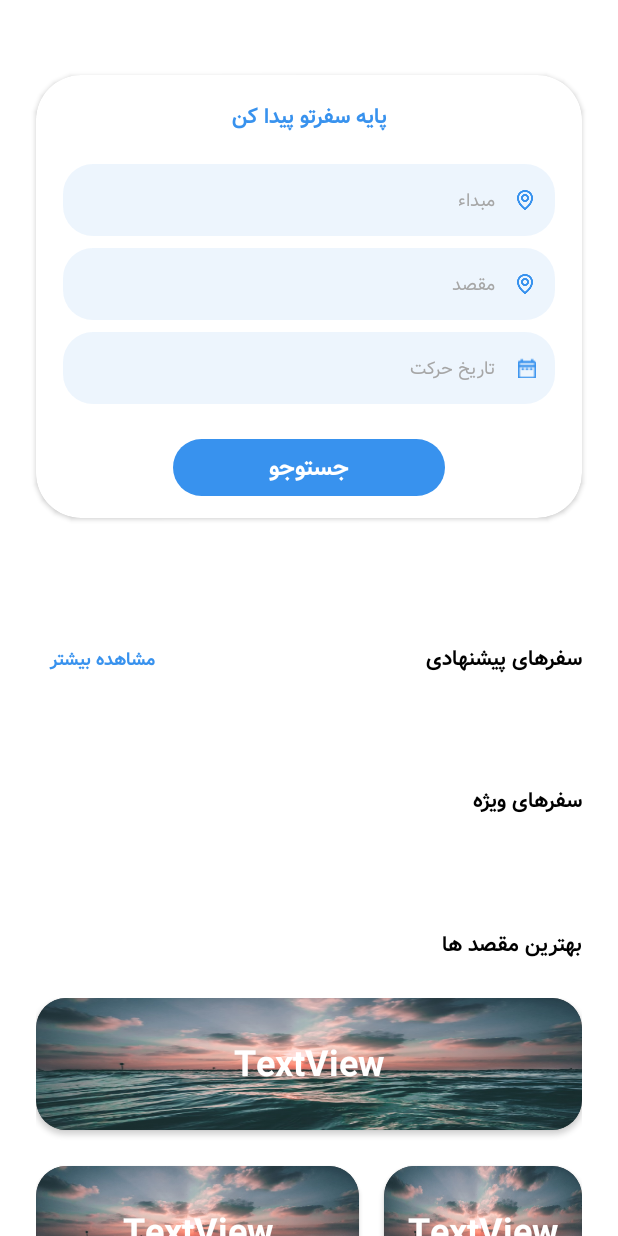
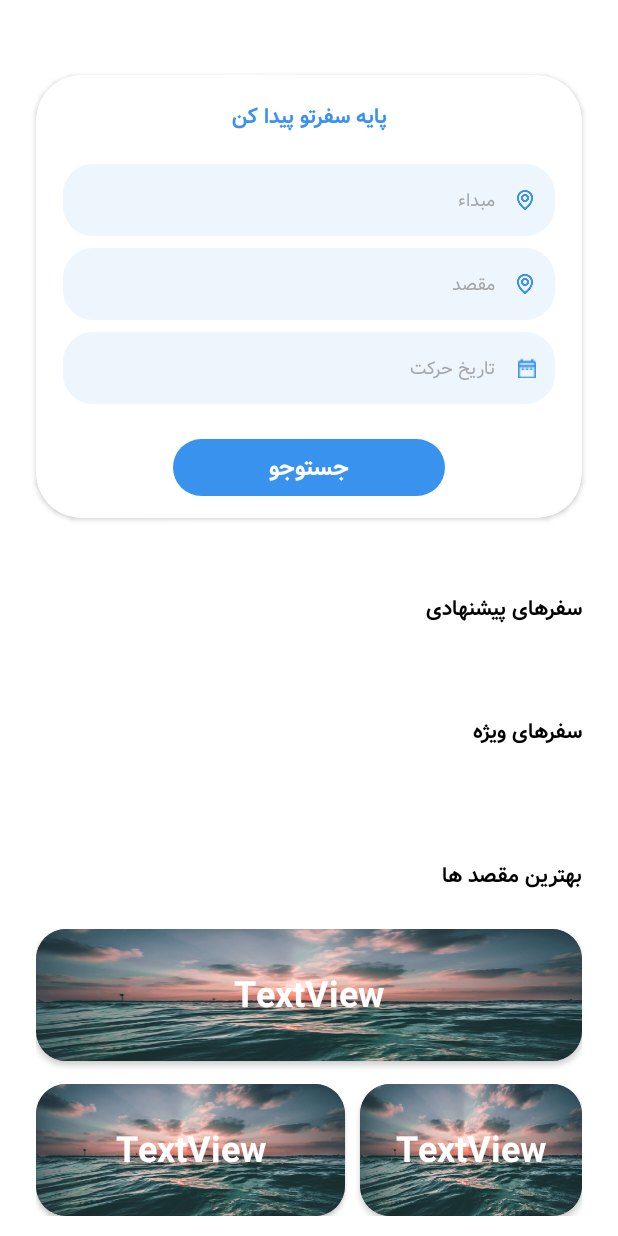
Before and after one commit to sinaata25/hamsafar, an Android app: the fragment DiscoveryFragment shown on its own in the app's theme, on a phone screen of 412 x 824 dp. Run offline under Robolectric (Android 15) with nearby library versions, the phone set to English and light mode, and no system bars; our stand-ins replace Volley; libraries missing offline, so code that uses them is left out: ir.hamsaa.persiandatepicker; network calls fail.

Commit message:
Reza: some layout edite and ad post page layout

```diff
--- a/app/src/main/res/layout/city_picker.xml
+++ b/app/src/main/res/layout/city_picker.xml
@@ -14,7 +14,7 @@
         android:background="@drawable/cardstyle6"
         android:fontFamily="@font/vazir"
         android:gravity="center_vertical|right"
-        android:hint="@string/origin"
+        android:hint="جستوجو شهر"
         android:inputType="textPersonName"
         android:maxLength="50"
         android:paddingRight="40dp"
--- a/app/src/main/res/layout/discovery_page.xml
+++ b/app/src/main/res/layout/discovery_page.xml
@@ -155,42 +155,21 @@
 
     </androidx.cardview.widget.CardView>
 
-    <LinearLayout
-        android:id="@+id/linemore"
-        android:layout_width="match_parent"
-        android:layout_height="wrap_content"
-        android:orientation="horizontal"
-        app:layout_constraintEnd_toEndOf="parent"
-        app:layout_constraintStart_toStartOf="parent"
-        app:layout_constraintTop_toBottomOf="@id/search"
-        android:layout_marginTop="70dp"
-        android:layout_marginHorizontal="24dp"
-        >
-        <Button
-            android:id="@+id/button"
-            android:layout_width="wrap_content"
-            android:layout_height="wrap_content"
-            android:text="@string/see_more"
-            android:textSize="12sp"
-            android:fontFamily="@font/vazir_bold"
-            android:textColor="@color/primary_blue"
-            android:background="@null"
-            />
 
         <TextView
             android:id="@+id/textView7"
             android:layout_width="wrap_content"
             android:layout_height="wrap_content"
             android:layout_weight="1"
+            android:fontFamily="@font/vazir_bold"
             android:gravity="right"
             android:text="@string/suggestion"
-            android:fontFamily="@font/vazir_bold"
+            android:textColor="@color/black"
             android:textSize="14sp"
-            android:textColor="@color/black"
-            />
-
-
-    </LinearLayout>
+            android:layout_marginTop="48dp"
+            android:layout_marginRight="24dp"
+            app:layout_constraintEnd_toEndOf="parent"
+            app:layout_constraintTop_toBottomOf="@+id/search" />
 
         <androidx.recyclerview.widget.RecyclerView
             android:id="@+id/suggestion"
@@ -199,7 +178,7 @@
             android:layout_marginTop="10dp"
             android:orientation="horizontal"
             app:layout_constraintEnd_toEndOf="parent"
-            app:layout_constraintTop_toBottomOf="@id/linemore">
+            app:layout_constraintTop_toBottomOf="@id/textView7">
 
         </androidx.recyclerview.widget.RecyclerView>
 
@@ -251,15 +230,16 @@
             app:layout_constraintTop_toBottomOf="@id/best_dest"
             >
 
+            <LinearLayout
+                android:layout_width="match_parent"
+                android:layout_height="match_parent"
+                android:orientation="vertical">
+
                 <androidx.cardview.widget.CardView
                     android:id="@+id/card1"
-                app:cardCornerRadius="20dp"
                     android:layout_width="match_parent"
                     android:layout_height="88dp"
-                app:layout_constraintEnd_toEndOf="parent"
-                app:layout_constraintStart_toStartOf="parent"
-                app:layout_constraintTop_toTopOf="parent"
-                >
+                    app:cardCornerRadius="20dp">
 
                     <ImageView
                         android:id="@+id/img1"
@@ -273,32 +253,36 @@
                         android:layout_height="match_parent">
 
                         <TextView
-                        app:layout_constraintTop_toTopOf="parent"
+                            android:id="@+id/text_img1"
+                            android:layout_width="wrap_content"
+                            android:layout_height="wrap_content"
+                            android:fontFamily="@font/vazir_bold"
+                            android:text="TextView"
+                            android:textColor="@color/white"
+                            android:textSize="24sp"
                             app:layout_constraintBottom_toBottomOf="parent"
                             app:layout_constraintEnd_toEndOf="parent"
                             app:layout_constraintStart_toStartOf="parent"
-                        android:id="@+id/text_img1"
-                        android:layout_width="wrap_content"
-                        android:layout_height="wrap_content"
-                        android:text="TextView"
-                        android:fontFamily="@font/vazir_bold"
-                        android:textColor="@color/white"
-                        android:textSize="24sp"/>
+                            app:layout_constraintTop_toTopOf="parent" />
                     </androidx.constraintlayout.widget.ConstraintLayout>
                 </androidx.cardview.widget.CardView>
 
+                <LinearLayout
+                    android:layout_width="match_parent"
+                    android:layout_height="wrap_content"
+                    android:orientation="horizontal"
+                    android:layout_marginTop="15dp">
+
                     <androidx.cardview.widget.CardView
                         android:id="@+id/card2"
-                app:cardCornerRadius="20dp"
-                android:layout_width="215dp"
-                android:layout_height="88dp"
-                android:layout_marginTop="24dp"
-                app:layout_constraintStart_toStartOf="parent"
-                app:layout_constraintTop_toBottomOf="@id/card1">
+                        android:layout_width="wrap_content"
+                        android:layout_height="match_parent"
+                        android:layout_weight="0.4"
+                        app:cardCornerRadius="20dp">
 
                         <ImageView
                             android:id="@+id/img2"
-                    android:layout_width="match_parent"
+                            android:layout_width="wrap_content"
                             android:layout_height="match_parent"
                             android:scaleType="fitXY"
                             android:src="@mipmap/profile_header" />
@@ -311,29 +295,28 @@
                                 android:id="@+id/text_img2"
                                 android:layout_width="wrap_content"
                                 android:layout_height="wrap_content"
-                        app:layout_constraintTop_toTopOf="parent"
+                                android:fontFamily="@font/vazir_bold"
+                                android:text="TextView"
+                                android:textColor="@color/white"
+                                android:textSize="24sp"
                                 app:layout_constraintBottom_toBottomOf="parent"
                                 app:layout_constraintEnd_toEndOf="parent"
                                 app:layout_constraintStart_toStartOf="parent"
-                        android:text="TextView"
-                        android:fontFamily="@font/vazir_bold"
-                        android:textColor="@color/white"
-                        android:textSize="24sp" />
+                                app:layout_constraintTop_toTopOf="parent" />
                         </androidx.constraintlayout.widget.ConstraintLayout>
                     </androidx.cardview.widget.CardView>
 
                     <androidx.cardview.widget.CardView
                         android:id="@+id/card3"
-                app:cardCornerRadius="20dp"
-                android:layout_width="132dp"
+                        android:layout_marginLeft="10dp"
+                        android:layout_width="wrap_content"
                         android:layout_height="88dp"
-                android:layout_marginTop="24dp"
-                app:layout_constraintEnd_toEndOf="parent"
-                app:layout_constraintTop_toBottomOf="@id/card1">
+                        android:layout_weight="0.6"
+                        app:cardCornerRadius="20dp">
 
                         <ImageView
                             android:id="@+id/img3"
-                    android:layout_width="match_parent"
+                            android:layout_width="wrap_content"
                             android:layout_height="match_parent"
                             android:scaleType="fitXY"
                             android:src="@mipmap/profile_header" />
@@ -346,29 +329,36 @@
                                 android:id="@+id/text_img3"
                                 android:layout_width="wrap_content"
                                 android:layout_height="wrap_content"
-                        app:layout_constraintTop_toTopOf="parent"
+                                android:fontFamily="@font/vazir_bold"
+                                android:text="TextView"
+                                android:textColor="@color/white"
+                                android:textSize="24sp"
                                 app:layout_constraintBottom_toBottomOf="parent"
                                 app:layout_constraintEnd_toEndOf="parent"
                                 app:layout_constraintStart_toStartOf="parent"
-                        android:text="TextView"
-                        android:fontFamily="@font/vazir_bold"
-                        android:textColor="@color/white"
-                        android:textSize="24sp" />
+                                app:layout_constraintTop_toTopOf="parent" />
                         </androidx.constraintlayout.widget.ConstraintLayout>
                     </androidx.cardview.widget.CardView>
 
+                </LinearLayout>
+
+                <LinearLayout
+                    android:layout_width="wrap_content"
+                    android:layout_height="match_parent"
+                    android:orientation="horizontal"
+                    android:layout_marginTop="15dp"
+                    android:layout_marginBottom="45dp">
+
                     <androidx.cardview.widget.CardView
                         android:id="@+id/card4"
-                app:cardCornerRadius="20dp"
-                android:layout_width="132dp"
-                android:layout_height="200dp"
-                android:layout_marginTop="24dp"
-                app:layout_constraintTop_toBottomOf="@id/card2"
-                app:layout_constraintStart_toStartOf="parent">
+                        android:layout_width="wrap_content"
+                        android:layout_height="match_parent"
+                        android:layout_weight="0.6"
+                        app:cardCornerRadius="20dp">
 
                         <ImageView
                             android:id="@+id/img4"
-                    android:layout_width="match_parent"
+                            android:layout_width="wrap_content"
                             android:layout_height="match_parent"
                             android:scaleType="fitXY"
                             android:src="@mipmap/profile_header" />
@@ -381,29 +371,34 @@
                                 android:id="@+id/text_img4"
                                 android:layout_width="wrap_content"
                                 android:layout_height="wrap_content"
-                        app:layout_constraintTop_toTopOf="parent"
+                                android:fontFamily="@font/vazir_bold"
+                                android:text="TextView"
+                                android:textColor="@color/white"
+                                android:textSize="24sp"
                                 app:layout_constraintBottom_toBottomOf="parent"
                                 app:layout_constraintEnd_toEndOf="parent"
                                 app:layout_constraintStart_toStartOf="parent"
-                        android:text="TextView"
-                        android:fontFamily="@font/vazir_bold"
-                        android:textColor="@color/white"
-                        android:textSize="24sp" />
+                                app:layout_constraintTop_toTopOf="parent" />
                         </androidx.constraintlayout.widget.ConstraintLayout>
                     </androidx.cardview.widget.CardView>
 
+                    <LinearLayout
+                        android:layout_width="match_parent"
+                        android:layout_height="wrap_content"
+                        android:layout_weight="0.4"
+                        android:orientation="vertical"
+                        android:layout_marginLeft="10dp">
+
                         <androidx.cardview.widget.CardView
                             android:id="@+id/card5"
-                app:cardCornerRadius="20dp"
-                android:layout_width="215dp"
-                android:layout_height="88dp"
-                android:layout_marginTop="24dp"
-                app:layout_constraintTop_toBottomOf="@id/card3"
-                app:layout_constraintEnd_toEndOf="parent">
+                            android:layout_width="match_parent"
+                            android:layout_height="wrap_content"
+                            android:layout_weight="0.5"
+                            app:cardCornerRadius="20dp">
 
                             <ImageView
                                 android:id="@+id/img5"
-                    android:layout_width="match_parent"
+                                android:layout_width="wrap_content"
                                 android:layout_height="match_parent"
                                 android:scaleType="fitXY"
                                 android:src="@mipmap/profile_header" />
@@ -416,29 +411,28 @@
                                     android:id="@+id/text_img5"
                                     android:layout_width="wrap_content"
                                     android:layout_height="wrap_content"
-                        app:layout_constraintTop_toTopOf="parent"
+                                    android:fontFamily="@font/vazir_bold"
+                                    android:text="TextView"
+                                    android:textColor="@color/white"
+                                    android:textSize="24sp"
                                     app:layout_constraintBottom_toBottomOf="parent"
                                     app:layout_constraintEnd_toEndOf="parent"
                                     app:layout_constraintStart_toStartOf="parent"
-                        android:text="TextView"
-                        android:fontFamily="@font/vazir_bold"
-                        android:textColor="@color/white"
-                        android:textSize="24sp" />
+                                    app:layout_constraintTop_toTopOf="parent" />
                             </androidx.constraintlayout.widget.ConstraintLayout>
                         </androidx.cardview.widget.CardView>
 
                         <androidx.cardview.widget.CardView
                             android:id="@+id/card6"
-                app:cardCornerRadius="20dp"
-                android:layout_width="215dp"
-                android:layout_height="88dp"
-                android:layout_marginTop="24dp"
-                app:layout_constraintTop_toBottomOf="@id/card5"
-                app:layout_constraintEnd_toEndOf="parent">
+                            android:layout_width="match_parent"
+                            android:layout_height="wrap_content"
+                            android:layout_marginTop="20dp"
+                            android:layout_weight="0.5"
+                            app:cardCornerRadius="20dp">
 
                             <ImageView
                                 android:id="@+id/img6"
-                    android:layout_width="match_parent"
+                                android:layout_width="wrap_content"
                                 android:layout_height="match_parent"
                                 android:scaleType="fitXY"
                                 android:src="@mipmap/profile_header" />
@@ -451,16 +445,22 @@
                                     android:id="@+id/text_img6"
                                     android:layout_width="wrap_content"
                                     android:layout_height="wrap_content"
-                        app:layout_constraintTop_toTopOf="parent"
+                                    android:fontFamily="@font/vazir_bold"
+                                    android:text="TextView"
+                                    android:textColor="@color/white"
+                                    android:textSize="24sp"
                                     app:layout_constraintBottom_toBottomOf="parent"
                                     app:layout_constraintEnd_toEndOf="parent"
                                     app:layout_constraintStart_toStartOf="parent"
-                        android:text="TextView"
-                        android:fontFamily="@font/vazir_bold"
-                        android:textColor="@color/white"
-                        android:textSize="24sp" />
+                                    app:layout_constraintTop_toTopOf="parent" />
                             </androidx.constraintlayout.widget.ConstraintLayout>
                         </androidx.cardview.widget.CardView>
+
+                    </LinearLayout>
+                </LinearLayout>
+
+            </LinearLayout>
+
         </androidx.constraintlayout.widget.ConstraintLayout>
 
     </androidx.constraintlayout.widget.ConstraintLayout>
```
Also changed, not shown: app/src/main/res/drawable/post_items.xml (added, +12 -0 lines), app/src/main/res/layout/ad_post_page.xml (added, +180 -0 lines), app/src/main/res/mipmap-hdpi/back_black.png (added). Lines whose indentation alone changed are shown as unchanged.
